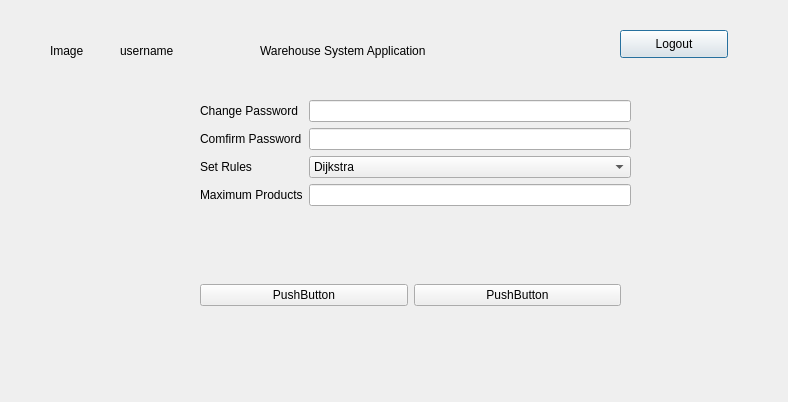
The window that qt_designer/profile.ui (QUAFFquaff/Warehouse-Navigation-Application) describes before a commit, drawn with Qt 5.
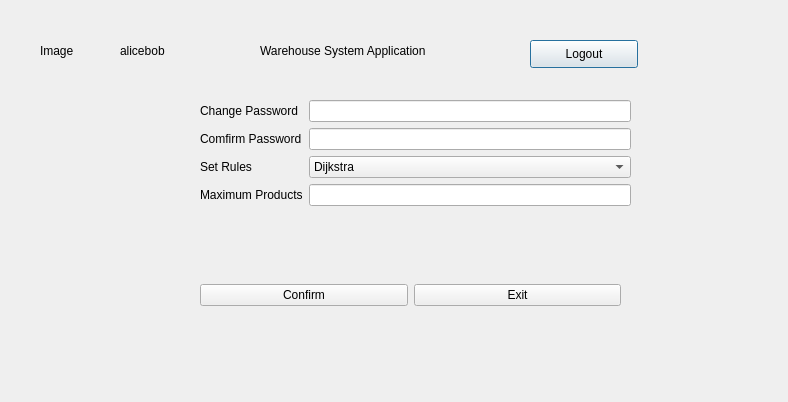
The same window after the commit.

Commit message: button func

```diff
--- a/qt_designer/profile.ui
+++ b/qt_designer/profile.ui
@@ -18,32 +18,19 @@
     <rect>
      <x>120</x>
      <y>40</y>
-     <width>71</width>
+     <width>101</width>
      <height>21</height>
     </rect>
    </property>
    <property name="text">
-    <string>username</string>
-   </property>
-  </widget>
-  <widget class="QLabel" name="label_image">
-   <property name="geometry">
-    <rect>
-     <x>50</x>
-     <y>40</y>
-     <width>51</width>
-     <height>21</height>
-    </rect>
-   </property>
-   <property name="text">
-    <string>Image</string>
+    <string>alicebob</string>
    </property>
   </widget>
   <widget class="QPushButton" name="pushButton_logout">
    <property name="geometry">
     <rect>
-     <x>620</x>
-     <y>30</y>
+     <x>530</x>
+     <y>40</y>
      <width>108</width>
      <height>28</height>
     </rect>
@@ -156,19 +143,32 @@
     <item>
      <widget class="QPushButton" name="pushButton">
       <property name="text">
-       <string>PushButton</string>
+       <string>Confirm</string>
       </property>
      </widget>
     </item>
     <item>
      <widget class="QPushButton" name="pushButton_2">
       <property name="text">
-       <string>PushButton</string>
+       <string>Exit</string>
       </property>
      </widget>
     </item>
    </layout>
   </widget>
+  <widget class="QLabel" name="label_image">
+   <property name="geometry">
+    <rect>
+     <x>40</x>
+     <y>30</y>
+     <width>51</width>
+     <height>41</height>
+    </rect>
+   </property>
+   <property name="text">
+    <string>Image</string>
+   </property>
+  </widget>
  </widget>
  <resources/>
  <connections/>
```
Left out of the diff: 8 changed lines with no effect on the pictures. The commit also changes 6 other files.
